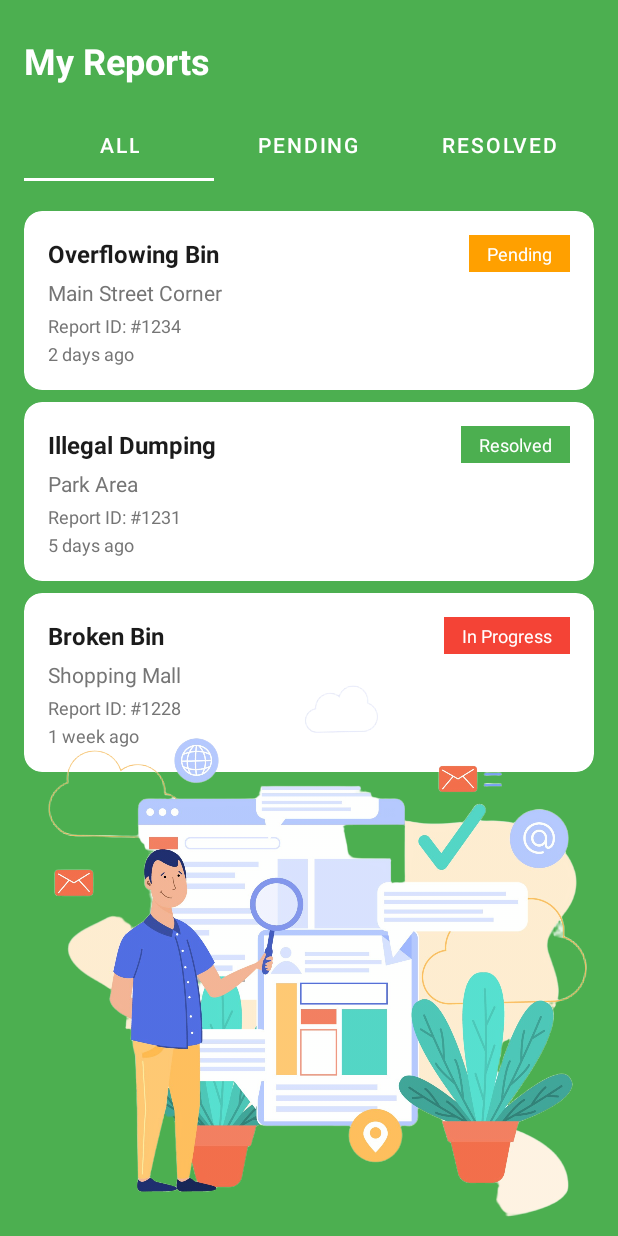
After one commit to MadhukaH/EcoWasteReporter, an Android app: the MyReportPage screen opened directly, with no data from a screen before it, on a phone screen of 412 x 824 dp. The commit adds this screen. Run offline under Robolectric (Android 15) with nearby library versions, the phone set to English and light mode, and no system bars; our stand-ins replace CircleImageView.

Commit message:
Create MyReportPage UI

```diff
--- a/app/src/main/AndroidManifest.xml
+++ b/app/src/main/AndroidManifest.xml
@@ -38,6 +38,9 @@
         <activity
             android:name=".NearbyBinsPage"
             android:exported="false" />
+        <activity
+            android:name=".MyReportPage"
+            android:exported="false" />
     </application>
 
 </manifest>
--- /dev/null
+++ b/app/src/main/java/com/s23010169/ecowastereporter/MyReportPage.java
@@ -0,0 +1,80 @@
+package com.s23010169.ecowastereporter;
+
+import android.os.Bundle;
+import androidx.appcompat.app.AppCompatActivity;
+import androidx.recyclerview.widget.LinearLayoutManager;
+import androidx.recyclerview.widget.RecyclerView;
+import com.google.android.material.tabs.TabLayout;
+import com.s23010169.ecowastereporter.adapters.ReportAdapter;
+import com.s23010169.ecowastereporter.models.Report;
+import java.util.ArrayList;
+import java.util.List;
+import java.util.stream.Collectors;
+
+public class MyReportPage extends AppCompatActivity {
+    private RecyclerView reportsRecyclerView;
+    private TabLayout tabLayout;
+    private ReportAdapter reportAdapter;
+    private List<Report> allReports;
+
+    @Override
+    protected void onCreate(Bundle savedInstanceState) {
+        super.onCreate(savedInstanceState);
+        setContentView(R.layout.activity_my_report_page);
+
+        // Initialize views
+        reportsRecyclerView = findViewById(R.id.reportsRecyclerView);
+        tabLayout = findViewById(R.id.tabLayout);
+
+        // Set up RecyclerView
+        reportsRecyclerView.setLayoutManager(new LinearLayoutManager(this));
+
+        // Initialize sample data
+        initializeSampleData();
+
+        // Set up adapter
+        reportAdapter = new ReportAdapter(this, allReports);
+        reportsRecyclerView.setAdapter(reportAdapter);
+
+        // Set up TabLayout listener
+        tabLayout.addOnTabSelectedListener(new TabLayout.OnTabSelectedListener() {
+            @Override
+            public void onTabSelected(TabLayout.Tab tab) {
+                filterReports(tab.getPosition());
+            }
+
+            @Override
+            public void onTabUnselected(TabLayout.Tab tab) {}
+
+            @Override
+            public void onTabReselected(TabLayout.Tab tab) {}
+        });
+    }
+
+    private void initializeSampleData() {
+        allReports = new ArrayList<>();
+        allReports.add(new Report("Overflowing Bin", "Main Street Corner", "#1234", "2 days ago", "Pending"));
+        allReports.add(new Report("Illegal Dumping", "Park Area", "#1231", "5 days ago", "Resolved"));
+        allReports.add(new Report("Broken Bin", "Shopping Mall", "#1228", "1 week ago", "In Progress"));
+    }
+
+    private void filterReports(int tabPosition) {
+        List<Report> filteredReports;
+        switch (tabPosition) {
+            case 1: // Pending
+                filteredReports = allReports.stream()
+                    .filter(report -> report.getStatus().equalsIgnoreCase("Pending"))
+                    .collect(Collectors.toList());
+                break;
+            case 2: // Resolved
+                filteredReports = allReports.stream()
+                    .filter(report -> report.getStatus().equalsIgnoreCase("Resolved"))
+                    .collect(Collectors.toList());
+                break;
+            default: // All
+                filteredReports = new ArrayList<>(allReports);
+                break;
+        }
+        reportAdapter.updateReports(filteredReports);
+    }
+}
--- a/app/src/main/java/com/s23010169/ecowastereporter/PeopleHomePage.java
+++ b/app/src/main/java/com/s23010169/ecowastereporter/PeopleHomePage.java
@@ -66,7 +66,8 @@ public class PeopleHomePage extends AppCompatActivity implements View.OnClickLis
             Intent intent = new Intent(PeopleHomePage.this, NearbyBinsPage.class);
             startActivity(intent);
         } else if (id == R.id.myReportsCard) {
-            showFeatureMessage("My Reports");
+            Intent intent = new Intent(PeopleHomePage.this, MyReportPage.class);
+            startActivity(intent);
         } else if (id == R.id.recyclingTipsCard) {
             showFeatureMessage("Recycling Tips");
         }
--- /dev/null
+++ b/app/src/main/java/com/s23010169/ecowastereporter/adapters/ReportAdapter.java
@@ -0,0 +1,85 @@
+package com.s23010169.ecowastereporter.adapters;
+
+import android.content.Context;
+import android.view.LayoutInflater;
+import android.view.View;
+import android.view.ViewGroup;
+import android.widget.TextView;
+import androidx.annotation.NonNull;
+import androidx.core.content.ContextCompat;
+import androidx.recyclerview.widget.RecyclerView;
+import com.s23010169.ecowastereporter.R;
+import com.s23010169.ecowastereporter.models.Report;
+import java.util.List;
+
+public class ReportAdapter extends RecyclerView.Adapter<ReportAdapter.ReportViewHolder> {
+    private List<Report> reports;
+    private Context context;
+
+    public ReportAdapter(Context context, List<Report> reports) {
+        this.context = context;
+        this.reports = reports;
+    }
+
+    @NonNull
+    @Override
+    public ReportViewHolder onCreateViewHolder(@NonNull ViewGroup parent, int viewType) {
+        View view = LayoutInflater.from(parent.getContext()).inflate(R.layout.item_report, parent, false);
+        return new ReportViewHolder(view);
+    }
+
+    @Override
+    public void onBindViewHolder(@NonNull ReportViewHolder holder, int position) {
+        Report report = reports.get(position);
+        holder.titleText.setText(report.getTitle());
+        holder.locationText.setText(report.getLocation());
+        holder.reportIdText.setText("Report ID: " + report.getReportId());
+        holder.timeText.setText(report.getTimeAgo());
+        holder.statusText.setText(report.getStatus());
+
+        // Set status background color based on status
+        int backgroundColor;
+        switch (report.getStatus().toLowerCase()) {
+            case "pending":
+                backgroundColor = ContextCompat.getColor(context, R.color.status_pending);
+                break;
+            case "resolved":
+                backgroundColor = ContextCompat.getColor(context, R.color.status_resolved);
+                break;
+            case "in progress":
+                backgroundColor = ContextCompat.getColor(context, R.color.status_in_progress);
+                break;
+            default:
+                backgroundColor = ContextCompat.getColor(context, R.color.green_500);
+                break;
+        }
+        holder.statusText.setBackgroundColor(backgroundColor);
+    }
+
+    @Override
+    public int getItemCount() {
+        return reports.size();
+    }
+
+    public void updateReports(List<Report> newReports) {
+        this.reports = newReports;
+        notifyDataSetChanged();
+    }
+
+    static class ReportViewHolder extends RecyclerView.ViewHolder {
+        TextView titleText;
+        TextView locationText;
+        TextView reportIdText;
+        TextView timeText;
+        TextView statusText;
+
+        ReportViewHolder(View itemView) {
+            super(itemView);
+            titleText = itemView.findViewById(R.id.titleText);
+            locationText = itemView.findViewById(R.id.locationText);
+            reportIdText = itemView.findViewById(R.id.reportIdText);
+            timeText = itemView.findViewById(R.id.timeText);
+            statusText = itemView.findViewById(R.id.statusText);
+        }
+    }
+}
--- /dev/null
+++ b/app/src/main/java/com/s23010169/ecowastereporter/models/Report.java
@@ -0,0 +1,37 @@
+package com.s23010169.ecowastereporter.models;
+
+public class Report {
+    private String title;
+    private String location;
+    private String reportId;
+    private String timeAgo;
+    private String status;
+
+    public Report(String title, String location, String reportId, String timeAgo, String status) {
+        this.title = title;
+        this.location = location;
+        this.reportId = reportId;
+        this.timeAgo = timeAgo;
+        this.status = status;
+    }
+
+    public String getTitle() {
+        return title;
+    }
+
+    public String getLocation() {
+        return location;
+    }
+
+    public String getReportId() {
+        return reportId;
+    }
+
+    public String getTimeAgo() {
+        return timeAgo;
+    }
+
+    public String getStatus() {
+        return status;
+    }
+}
--- /dev/null
+++ b/app/src/main/res/drawable/status_background.xml
@@ -0,0 +1,6 @@
+<?xml version="1.0" encoding="utf-8"?>
+<shape xmlns:android="http://schemas.android.com/apk/res/android"
+    android:shape="rectangle">
+    <corners android:radius="16dp" />
+    <solid android:color="@color/green_500" />
+</shape>
--- /dev/null
+++ b/app/src/main/res/layout/activity_my_report_page.xml
@@ -0,0 +1,67 @@
+<?xml version="1.0" encoding="utf-8"?>
+<RelativeLayout xmlns:android="http://schemas.android.com/apk/res/android"
+    xmlns:app="http://schemas.android.com/apk/res-auto"
+    android:layout_width="match_parent"
+    android:layout_height="match_parent"
+    android:background="@color/green_500">
+
+    <TextView
+        android:id="@+id/titleText"
+        android:layout_width="wrap_content"
+        android:layout_height="wrap_content"
+        android:layout_marginStart="16dp"
+        android:layout_marginTop="24dp"
+        android:text="My Reports"
+        android:textColor="@android:color/white"
+        android:textSize="24sp"
+        android:textStyle="bold" />
+
+    <com.google.android.material.tabs.TabLayout
+        android:id="@+id/tabLayout"
+        android:layout_width="match_parent"
+        android:layout_height="wrap_content"
+        android:layout_below="@id/titleText"
+        android:layout_marginTop="16dp"
+        android:layout_marginHorizontal="16dp"
+        android:background="@android:color/transparent"
+        app:tabTextColor="@android:color/white"
+        app:tabSelectedTextColor="@android:color/white"
+        app:tabIndicatorColor="@android:color/white">
+
+        <com.google.android.material.tabs.TabItem
+            android:layout_width="wrap_content"
+            android:layout_height="wrap_content"
+            android:text="All" />
+
+        <com.google.android.material.tabs.TabItem
+            android:layout_width="wrap_content"
+            android:layout_height="wrap_content"
+            android:text="Pending" />
+
+        <com.google.android.material.tabs.TabItem
+            android:layout_width="wrap_content"
+            android:layout_height="wrap_content"
+            android:text="Resolved" />
+
+    </com.google.android.material.tabs.TabLayout>
+
+    <androidx.recyclerview.widget.RecyclerView
+        android:id="@+id/reportsRecyclerView"
+        android:layout_width="match_parent"
+        android:layout_height="match_parent"
+        android:layout_below="@id/tabLayout"
+        android:layout_marginTop="16dp"
+        android:clipToPadding="false"
+        android:paddingHorizontal="16dp"
+        android:paddingBottom="200dp" />
+
+    <ImageView
+        android:id="@+id/backgroundImage"
+        android:layout_width="match_parent"
+        android:layout_height="wrap_content"
+        android:layout_alignParentBottom="true"
+        android:layout_marginBottom="0dp"
+        android:adjustViewBounds="true"
+        android:src="@drawable/report" />
+
+</RelativeLayout>
--- a/app/src/main/res/layout/activity_report_waste_page.xml
+++ b/app/src/main/res/layout/activity_report_waste_page.xml
@@ -16,7 +16,6 @@
             android:layout_height="match_parent"
             app:contentScrim="@color/green_500"
             app:layout_scrollFlags="scroll|exitUntilCollapsed|snap"
-            app:title="Report Waste"
             app:expandedTitleMarginStart="24dp"
             app:expandedTitleMarginBottom="32dp"
             app:expandedTitleTextAppearance="@style/TextAppearance.MaterialComponents.Headline4">
@@ -45,7 +44,6 @@
                     android:layout_width="48dp"
                     android:layout_height="48dp"
                     android:background="?attr/selectableItemBackgroundBorderless"
-                    android:src="@android:drawable/ic_menu_close_clear_cancel"
                     android:tint="@android:color/white" />
 
             </androidx.appcompat.widget.Toolbar>
--- /dev/null
+++ b/app/src/main/res/layout/item_report.xml
@@ -0,0 +1,72 @@
+<?xml version="1.0" encoding="utf-8"?>
+<com.google.android.material.card.MaterialCardView xmlns:android="http://schemas.android.com/apk/res/android"
+    xmlns:app="http://schemas.android.com/apk/res-auto"
+    android:layout_width="match_parent"
+    android:layout_height="wrap_content"
+    android:layout_marginVertical="4dp"
+    app:cardCornerRadius="12dp"
+    app:cardElevation="0dp"
+    android:background="@color/white">
+
+    <LinearLayout
+        android:layout_width="match_parent"
+        android:layout_height="wrap_content"
+        android:orientation="vertical"
+        android:padding="16dp">
+
+        <LinearLayout
+            android:layout_width="match_parent"
+            android:layout_height="wrap_content"
+            android:orientation="horizontal"
+            android:gravity="center_vertical">
+
+            <TextView
+                android:id="@+id/titleText"
+                android:layout_width="0dp"
+                android:layout_height="wrap_content"
+                android:layout_weight="1"
+                android:text="Overflowing Bin"
+                android:textColor="#1B1B1B"
+                android:textSize="16sp"
+                android:textStyle="bold" />
+
+            <TextView
+                android:id="@+id/statusText"
+                android:layout_width="wrap_content"
+                android:layout_height="wrap_content"
+                android:background="@drawable/status_background"
+                android:paddingHorizontal="12dp"
+                android:paddingVertical="4dp"
+                android:text="Pending"
+                android:textColor="@android:color/white"
+                android:textSize="12sp" />
+        </LinearLayout>
+
+        <TextView
+            android:id="@+id/locationText"
+            android:layout_width="wrap_content"
+            android:layout_height="wrap_content"
+            android:layout_marginTop="4dp"
+            android:text="Main Street Corner"
+            android:textColor="#757575"
+            android:textSize="14sp" />
+
+        <TextView
+            android:id="@+id/reportIdText"
+            android:layout_width="wrap_content"
+            android:layout_height="wrap_content"
+            android:layout_marginTop="4dp"
+            android:text="Report ID: #1234"
+            android:textColor="#757575"
+            android:textSize="12sp" />
+
+        <TextView
+            android:id="@+id/timeText"
+            android:layout_width="wrap_content"
+            android:layout_height="wrap_content"
+            android:layout_marginTop="2dp"
+            android:text="2 days ago"
+            android:textColor="#757575"
+            android:textSize="12sp" />
+    </LinearLayout>
+</com.google.android.material.card.MaterialCardView>
--- a/app/src/main/res/values/colors.xml
+++ b/app/src/main/res/values/colors.xml
@@ -17,4 +17,9 @@
     <!-- Secondary colors -->
     <color name="teal_200">#80CBC4</color>
     <color name="teal_700">#00796B</color>
+
+    <!-- Report statuses -->
+    <color name="status_pending">#FFA000</color>
+    <color name="status_resolved">#4CAF50</color>
+    <color name="status_in_progress">#F44336</color>
 </resources>
```
Also changed, not shown: app/src/main/res/drawable/report.png (added).
